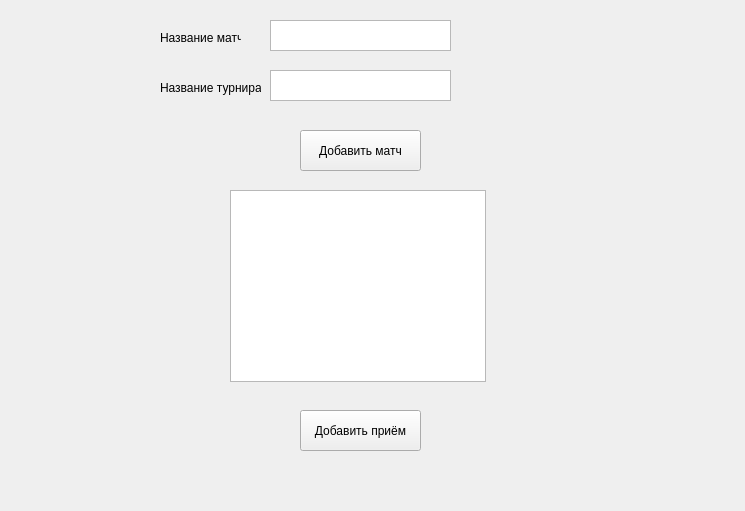
First picture: the form in add_match.ui, repository Arlonar/SportAnalyzer, before the edit.
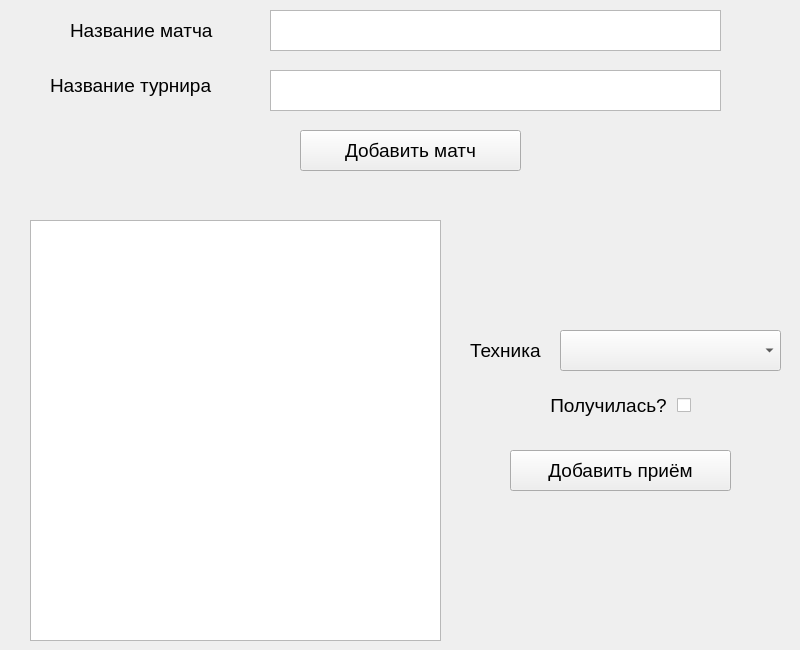
Second picture: the form after the edit.

Commit message: Adding a feature of adding technics for match

Diff of the .ui file:
```diff
--- a/add_match.ui
+++ b/add_match.ui
@@ -6,8 +6,8 @@
    <rect>
     <x>0</x>
     <y>0</y>
-    <width>745</width>
-    <height>511</height>
+    <width>800</width>
+    <height>650</height>
    </rect>
   </property>
   <property name="baseSize">
@@ -23,23 +23,39 @@
    <property name="geometry">
     <rect>
      <x>270</x>
-     <y>20</y>
-     <width>181</width>
-     <height>31</height>
+     <y>10</y>
+     <width>451</width>
+     <height>41</height>
     </rect>
    </property>
+   <property name="font">
+    <font>
+     <pointsize>14</pointsize>
+    </font>
+   </property>
   </widget>
   <widget class="QLabel" name="match_name_label">
+   <property name="enabled">
+    <bool>true</bool>
+   </property>
    <property name="geometry">
     <rect>
-     <x>160</x>
-     <y>30</y>
-     <width>81</width>
-     <height>16</height>
+     <x>70</x>
+     <y>20</y>
+     <width>181</width>
+     <height>21</height>
     </rect>
    </property>
+   <property name="font">
+    <font>
+     <pointsize>14</pointsize>
+    </font>
+   </property>
+   <property name="layoutDirection">
+    <enum>Qt::RightToLeft</enum>
+   </property>
    <property name="autoFillBackground">
-    <bool>false</bool>
+    <bool>true</bool>
    </property>
    <property name="text">
     <string>Название матча</string>
@@ -50,20 +66,30 @@
     <rect>
      <x>270</x>
      <y>70</y>
-     <width>181</width>
-     <height>31</height>
+     <width>451</width>
+     <height>41</height>
     </rect>
    </property>
+   <property name="font">
+    <font>
+     <pointsize>14</pointsize>
+    </font>
+   </property>
   </widget>
   <widget class="QLabel" name="tournament_name_label">
    <property name="geometry">
     <rect>
-     <x>160</x>
-     <y>80</y>
-     <width>101</width>
-     <height>16</height>
+     <x>50</x>
+     <y>70</y>
+     <width>201</width>
+     <height>31</height>
     </rect>
    </property>
+   <property name="font">
+    <font>
+     <pointsize>14</pointsize>
+    </font>
+   </property>
    <property name="autoFillBackground">
     <bool>false</bool>
    </property>
@@ -76,10 +102,15 @@
     <rect>
      <x>300</x>
      <y>130</y>
-     <width>121</width>
+     <width>221</width>
      <height>41</height>
     </rect>
    </property>
+   <property name="font">
+    <font>
+     <pointsize>14</pointsize>
+    </font>
+   </property>
    <property name="text">
     <string>Добавить матч</string>
    </property>
@@ -87,12 +118,20 @@
   <widget class="QTableView" name="techincs_table">
    <property name="geometry">
     <rect>
-     <x>230</x>
-     <y>190</y>
-     <width>256</width>
-     <height>192</height>
+     <x>30</x>
+     <y>220</y>
+     <width>411</width>
+     <height>421</height>
     </rect>
    </property>
+   <property name="font">
+    <font>
+     <pointsize>14</pointsize>
+    </font>
+   </property>
+   <property name="editTriggers">
+    <set>QAbstractItemView::NoEditTriggers</set>
+   </property>
    <attribute name="verticalHeaderVisible">
     <bool>false</bool>
    </attribute>
@@ -100,16 +139,87 @@
   <widget class="QPushButton" name="add_technics_button">
    <property name="geometry">
     <rect>
-     <x>300</x>
-     <y>410</y>
-     <width>121</width>
+     <x>510</x>
+     <y>450</y>
+     <width>221</width>
      <height>41</height>
     </rect>
    </property>
+   <property name="font">
+    <font>
+     <pointsize>14</pointsize>
+    </font>
+   </property>
    <property name="text">
     <string>Добавить приём</string>
    </property>
   </widget>
+  <widget class="QLabel" name="technic_name_label">
+   <property name="geometry">
+    <rect>
+     <x>470</x>
+     <y>340</y>
+     <width>81</width>
+     <height>20</height>
+    </rect>
+   </property>
+   <property name="font">
+    <font>
+     <pointsize>14</pointsize>
+    </font>
+   </property>
+   <property name="autoFillBackground">
+    <bool>false</bool>
+   </property>
+   <property name="text">
+    <string>Техника</string>
+   </property>
+  </widget>
+  <widget class="QComboBox" name="technics_combo_box">
+   <property name="geometry">
+    <rect>
+     <x>560</x>
+     <y>330</y>
+     <width>221</width>
+     <height>41</height>
+    </rect>
+   </property>
+   <property name="font">
+    <font>
+     <pointsize>14</pointsize>
+    </font>
+   </property>
+   <property name="currentText">
+    <string/>
+   </property>
+  </widget>
+  <widget class="QCheckBox" name="successful_check_box">
+   <property name="geometry">
+    <rect>
+     <x>520</x>
+     <y>390</y>
+     <width>171</width>
+     <height>31</height>
+    </rect>
+   </property>
+   <property name="font">
+    <font>
+     <pointsize>14</pointsize>
+    </font>
+   </property>
+   <property name="layoutDirection">
+    <enum>Qt::RightToLeft</enum>
+   </property>
+   <property name="text">
+    <string>Получилась? </string>
+   </property>
+   <property name="autoRepeat">
+    <bool>false</bool>
+   </property>
+   <property name="tristate">
+    <bool>false</bool>
+   </property>
+  </widget>
  </widget>
  <resources/>
  <connections/>
```
Left out of the diff: 2 changed lines with no effect on the pictures. The commit also changes 11 other files.
